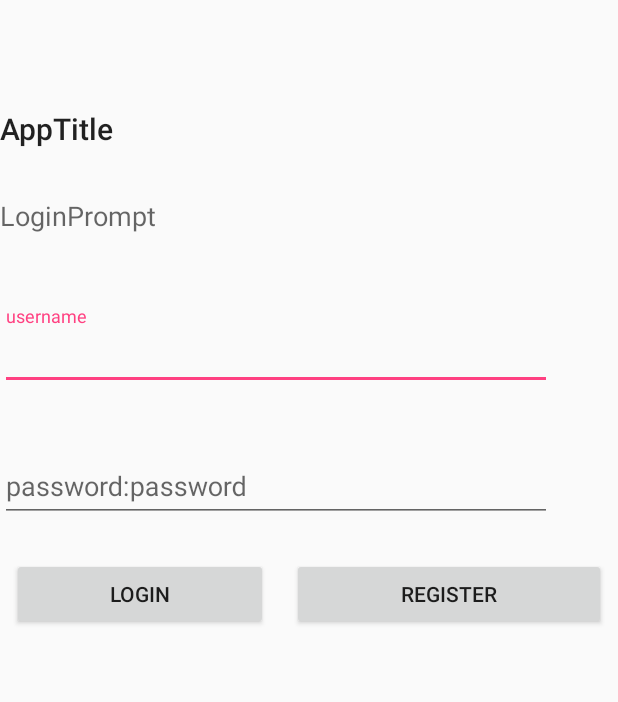
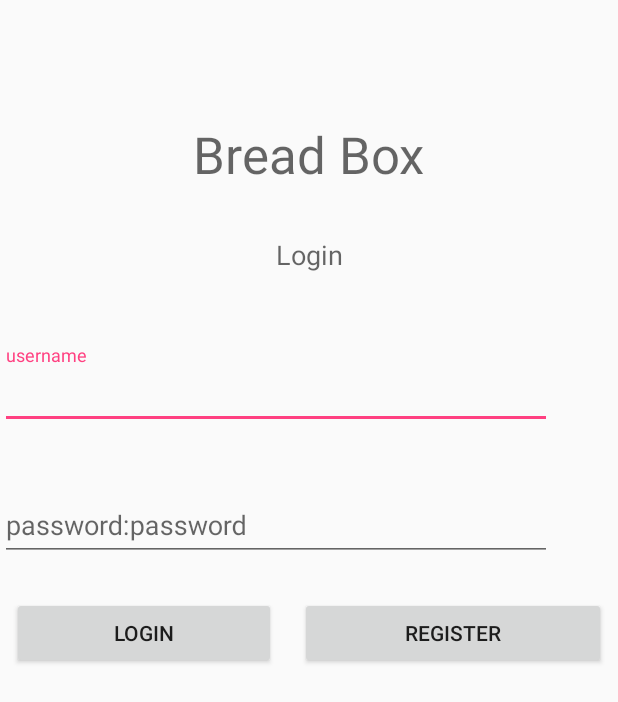
Before and after one commit to james-a-johnson-zz/BreadBox, an Android app: the screen it shows after launch (LoginActivity), on a phone screen of 412 x 824 dp. Shown: the top 702 px of the screen. Run offline under Robolectric (Android 15) with nearby library versions, the phone set to English and light mode, and no system bars.

Commit message:
cleaned UI and added registration activity.

```diff
--- a/app/src/main/res/layout/activity_login.xml
+++ b/app/src/main/res/layout/activity_login.xml
@@ -11,23 +11,31 @@
         android:id="@+id/textView3"
         android:layout_width="wrap_content"
         android:layout_height="wrap_content"
-        android:layout_marginTop="72dp"
-        android:text="AppTitle"
-        android:textAppearance="@style/TextAppearance.AppCompat.Title"
-        app:layout_constraintTop_toTopOf="parent"
-        tools:layout_editor_absoluteX="146dp"
-        tools:text="@string/app_name" />
+        android:layout_marginEnd="8dp"
+        android:layout_marginLeft="8dp"
+        android:layout_marginRight="8dp"
+        android:layout_marginStart="8dp"
+        android:layout_marginTop="80dp"
+        android:text="@string/app_name"
+        android:textAppearance="@style/TextAppearance.AppCompat.Display1"
+        app:layout_constraintEnd_toEndOf="parent"
+        app:layout_constraintStart_toStartOf="parent"
+        app:layout_constraintTop_toTopOf="parent" />
 
     <TextView
         android:id="@+id/textView5"
         android:layout_width="wrap_content"
         android:layout_height="wrap_content"
+        android:layout_marginEnd="8dp"
+        android:layout_marginLeft="8dp"
+        android:layout_marginRight="8dp"
+        android:layout_marginStart="8dp"
         android:layout_marginTop="32dp"
-        android:text="LoginPrompt"
+        android:text="Login"
         android:textAppearance="@style/TextAppearance.AppCompat.Medium"
-        app:layout_constraintTop_toBottomOf="@+id/textView3"
-        tools:layout_editor_absoluteX="163dp"
-        tools:text="Login:" />
+        app:layout_constraintEnd_toEndOf="parent"
+        app:layout_constraintStart_toStartOf="parent"
+        app:layout_constraintTop_toBottomOf="@+id/textView3" />
 
     <android.support.design.widget.TextInputLayout
         android:id="@+id/textInputLayout"
@@ -94,7 +102,13 @@
         android:id="@+id/guideline4"
         android:layout_width="wrap_content"
         android:layout_height="wrap_content"
+        android:layout_marginEnd="192dp"
+        android:layout_marginLeft="192dp"
+        android:layout_marginRight="192dp"
+        android:layout_marginStart="192dp"
         android:orientation="vertical"
-        app:layout_constraintGuide_begin="187dp" />
+        app:layout_constraintEnd_toEndOf="parent"
+        app:layout_constraintGuide_begin="192dp"
+        app:layout_constraintStart_toStartOf="parent" />
 
 </android.support.constraint.ConstraintLayout>
```
